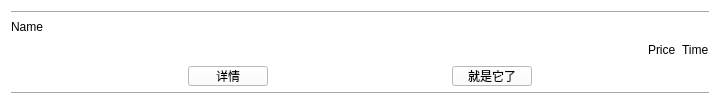
The window that selectitem.ui (FlyingBlazer/WAC) describes before a commit, drawn with Qt 5.
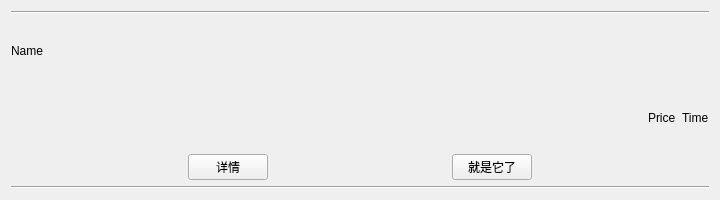
The same window after the commit.

What changed in the file:
```diff
--- a/selectitem.ui
+++ b/selectitem.ui
@@ -7,7 +7,7 @@
     <x>0</x>
     <y>0</y>
     <width>720</width>
-    <height>106</height>
+    <height>200</height>
    </rect>
   </property>
   <property name="sizePolicy">
@@ -20,7 +20,7 @@
    <string>Form</string>
   </property>
   <property name="styleSheet">
-   <string notr="true">background-color: rgb(255, 255, 255);</string>
+   <string notr="true"/>
   </property>
   <layout class="QVBoxLayout" name="verticalLayout_2">
    <item>
@@ -33,13 +33,33 @@
    <item>
     <layout class="QVBoxLayout" name="verticalLayout">
      <item>
+      <layout class="QHBoxLayout" name="horizontalLayout_3">
+       <item>
       <widget class="QLabel" name="NameLable">
+         <property name="styleSheet">
+          <string notr="true"/>
+         </property>
        <property name="text">
         <string>Name</string>
        </property>
       </widget>
      </item>
      <item>
+        <spacer name="horizontalSpacer_6">
+         <property name="orientation">
+          <enum>Qt::Horizontal</enum>
+         </property>
+         <property name="sizeHint" stdset="0">
+          <size>
+           <width>40</width>
+           <height>20</height>
+          </size>
+         </property>
+        </spacer>
+       </item>
+      </layout>
+     </item>
+     <item>
       <layout class="QHBoxLayout" name="horizontalLayout">
        <item>
         <spacer name="horizontalSpacer">
@@ -56,6 +76,9 @@
        </item>
        <item>
         <widget class="QLabel" name="price">
+         <property name="styleSheet">
+          <string notr="true"/>
+         </property>
          <property name="text">
           <string>Price</string>
          </property>
@@ -63,6 +86,9 @@
        </item>
        <item>
         <widget class="QLabel" name="time">
+         <property name="styleSheet">
+          <string notr="true"/>
+         </property>
          <property name="text">
           <string>Time</string>
          </property>
@@ -104,6 +130,9 @@
          <height>16</height>
         </size>
        </property>
+       <property name="styleSheet">
+        <string notr="true"/>
+       </property>
        <property name="text">
         <string>详情</string>
        </property>
@@ -136,6 +165,9 @@
          <height>16</height>
         </size>
        </property>
+       <property name="styleSheet">
+        <string notr="true"/>
+       </property>
        <property name="text">
         <string>就是它了</string>
        </property>
```
Lines whose indentation alone changed are shown as unchanged.
